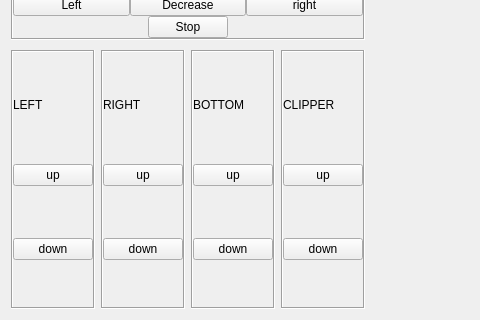
This is View/controlPage.ui in duqcyxwd/LeapRobot as Qt 5 draws it before an edit; both pictures show x 0 to 480 and y 221 to 541 of the 882 by 541 pixel window. The edited form follows.
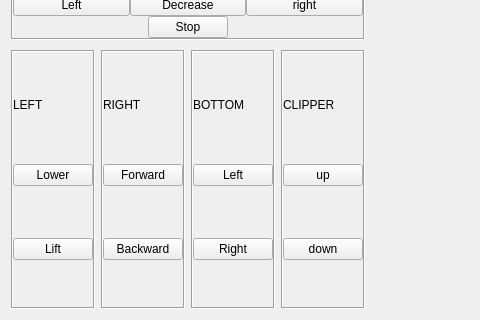
This is the edited form.

Diff of the .ui file:
```diff
--- a/View/controlPage.ui
+++ b/View/controlPage.ui
@@ -361,7 +361,7 @@
               <item>
                <widget class="QPushButton" name="up1">
                 <property name="text">
-                 <string>up</string>
+                 <string>Lower</string>
                 </property>
                 <property name="shortcut">
                  <string>Q</string>
@@ -371,7 +371,7 @@
               <item>
                <widget class="QPushButton" name="down1">
                 <property name="text">
-                 <string>down</string>
+                 <string>Lift</string>
                 </property>
                 <property name="shortcut">
                  <string>A</string>
@@ -424,7 +424,7 @@
               <item>
                <widget class="QPushButton" name="up2">
                 <property name="text">
-                 <string>up</string>
+                 <string>Forward</string>
                 </property>
                 <property name="shortcut">
                  <string>W</string>
@@ -434,7 +434,7 @@
               <item>
                <widget class="QPushButton" name="down2">
                 <property name="text">
-                 <string>down</string>
+                 <string>Backward</string>
                 </property>
                 <property name="shortcut">
                  <string>S</string>
@@ -487,7 +487,7 @@
               <item>
                <widget class="QPushButton" name="up3">
                 <property name="text">
-                 <string>up</string>
+                 <string>Left</string>
                 </property>
                 <property name="shortcut">
                  <string>E</string>
@@ -497,7 +497,7 @@
               <item>
                <widget class="QPushButton" name="down3">
                 <property name="text">
-                 <string>down</string>
+                 <string>Right</string>
                 </property>
                 <property name="shortcut">
                  <string>D</string>
```
